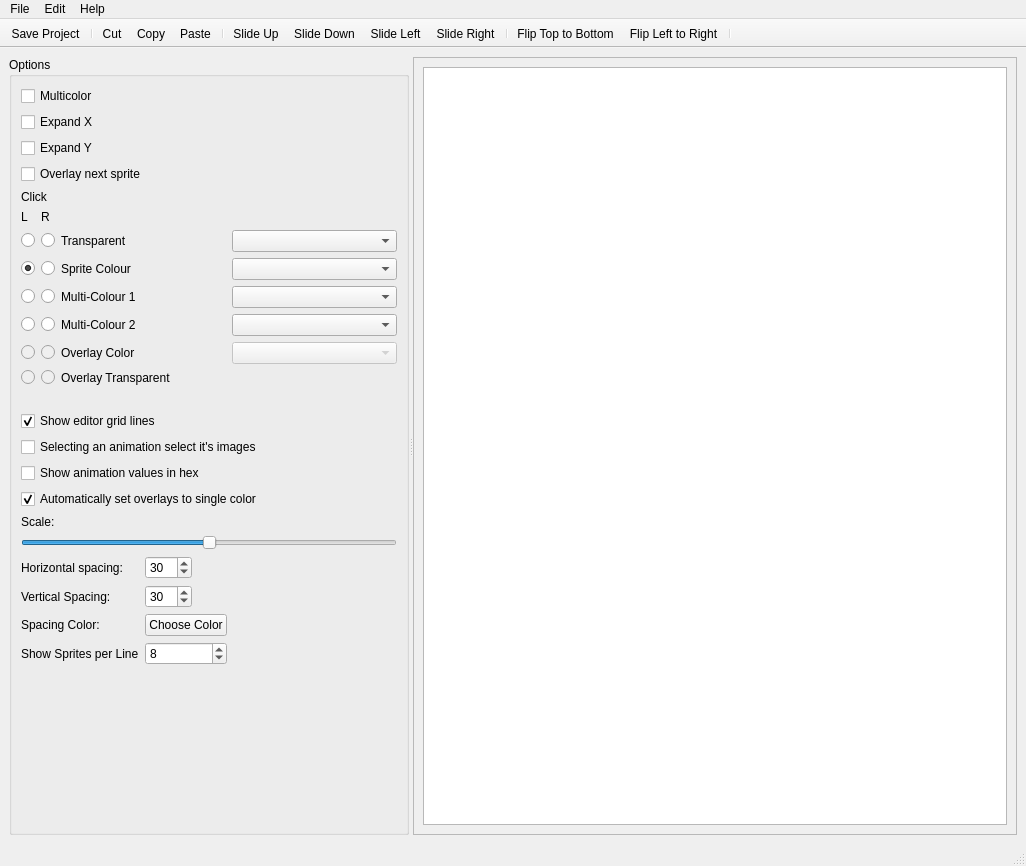
Before: the Qt Designer form mainwindow.ui in jowin202/OpenSprite, drawn with Qt 5.
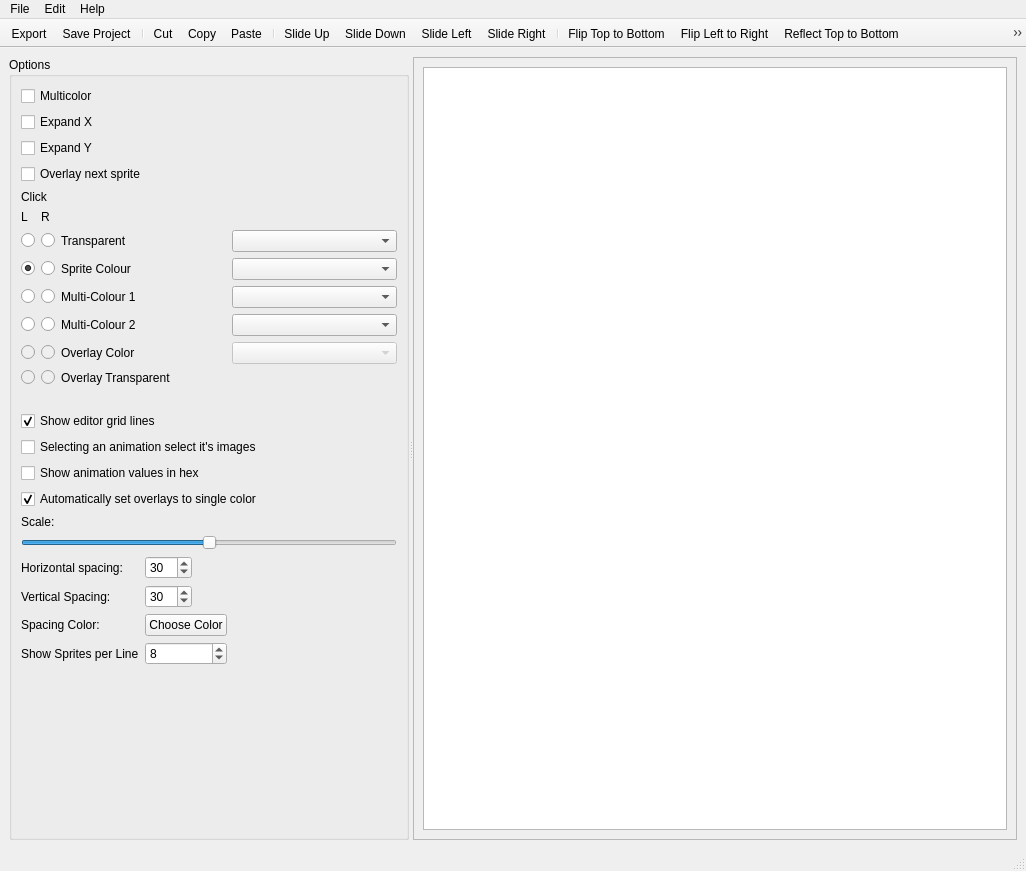
After: the same form once the commit is applied. Icons and pictures are not drawn. Custom widgets are drawn as their Qt base class.

```diff
--- a/mainwindow.ui
+++ b/mainwindow.ui
@@ -7,7 +7,7 @@
     <x>0</x>
     <y>0</y>
     <width>1026</width>
-    <height>866</height>
+    <height>871</height>
    </rect>
   </property>
   <property name="acceptDrops">
@@ -584,7 +584,7 @@
            <x>0</x>
            <y>0</y>
            <width>609</width>
-           <height>751</height>
+           <height>746</height>
           </rect>
          </property>
          <layout class="QGridLayout" name="gridLayout_2">
@@ -679,6 +679,7 @@
    <attribute name="toolBarBreak">
     <bool>false</bool>
    </attribute>
+   <addaction name="actionExport"/>
    <addaction name="actionSave_Project"/>
    <addaction name="separator"/>
    <addaction name="actionCut"/>
@@ -692,6 +693,8 @@
    <addaction name="separator"/>
    <addaction name="actionFlip_Top_to_Bottom"/>
    <addaction name="actionFlip_Left_to_Right"/>
+   <addaction name="actionReflect_Top_to_Bottom"/>
+   <addaction name="actionReflect_Left_To_Right"/>
    <addaction name="separator"/>
   </widget>
   <action name="actionOpenProject">
@@ -891,6 +894,24 @@
     <string>Ctrl+E</string>
    </property>
   </action>
+  <action name="actionReflect_Left_To_Right">
+   <property name="icon">
+    <iconset resource="icons.qrc">
+     <normaloff>:/icons/reflect_left_to_right.svg</normaloff>:/icons/reflect_left_to_right.svg</iconset>
+   </property>
+   <property name="text">
+    <string>Reflect Left To Right</string>
+   </property>
+  </action>
+  <action name="actionReflect_Top_to_Bottom">
+   <property name="icon">
+    <iconset resource="icons.qrc">
+     <normaloff>:/icons/reflect_top_to_bottom.svg</normaloff>:/icons/reflect_top_to_bottom.svg</iconset>
+   </property>
+   <property name="text">
+    <string>Reflect Top to Bottom</string>
+   </property>
+  </action>
  </widget>
  <customwidgets>
   <customwidget>
```
Left out of the diff: 14 changed lines with no effect on the pictures.
